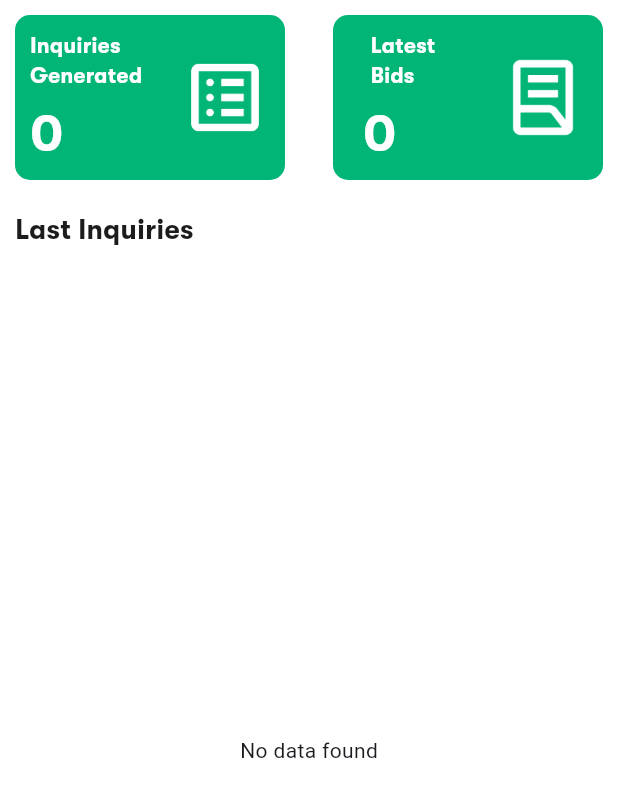
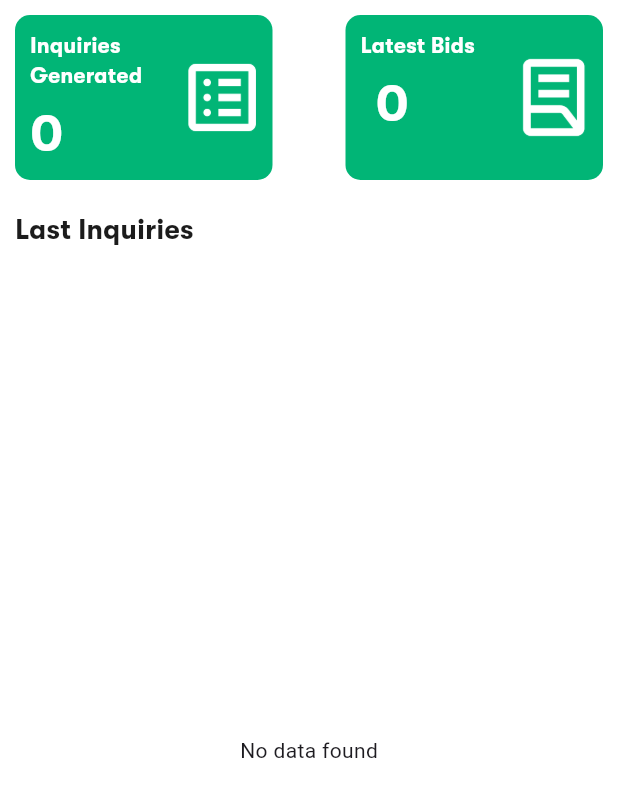
Before and after one commit to bestrate-espl/bestrateapp, a Flutter app: the Home screen opened by its route, on a phone screen of 412 x 824 dp. Shown: the top 797 px of the screen. Run offline on Flutter 3.47's test engine with Material 3 defaults, Android fonts, the light colour scheme and no system bars; our stand-ins replace dio, dropdown_button2, file_picker, fluttertoast, get, go_router and 5 more; missing offline and left inert: dart:ffi, fl_downloader; accounts and stored records are empty.

Commit message:
issues resolved

```diff
--- a/lib/dashboard_screens/dashboard_screen.dart
+++ b/lib/dashboard_screens/dashboard_screen.dart
@@ -184,7 +184,7 @@ class _DashboardScreenState extends State<DashboardScreen> {
                     color: isSelected ? Colors.white : BestRateColorConstant.darkBlack,),
                   SizedBox(height: 6),
                   Text(pagesName[index]['name'] ?? "",style: TextStyle(
-                    fontSize: 13,
+                    fontSize: 12,
                     fontFamily: 'GTWalsheimPro',
                     fontWeight: isSelected ? FontWeight.w500 : FontWeight.w500,color: isSelected ? Colors.white : BestRateColorConstant.darkBlack,))
                 ],
--- a/lib/drawer/screen/home.dart
+++ b/lib/drawer/screen/home.dart
@@ -57,7 +57,7 @@ class _HomeState extends State<Home> {
                                 mainAxisAlignment: MainAxisAlignment.spaceBetween,
                                 children: [
                                   Container(
-                                    width: 180,
+                                    width: MediaQuery.sizeOf(context).width / 2.4,
                                     height: 110,
                                     decoration: BoxDecoration(
                                         color: BestRateColorConstant.green,
@@ -70,7 +70,7 @@ class _HomeState extends State<Home> {
                                           child: Column(
                                             children: [
                                               Container(
-                                                width: 100,
+                                                width: MediaQuery.sizeOf(context).width / 4.2,
                                                   child: const Text("Inquiries Generated", style: TextStyle(
                                                       fontSize: 14,
                                                       fontFamily: 'GTWalsheimPro',
@@ -81,7 +81,7 @@ class _HomeState extends State<Home> {
                                               Padding(
                                                 padding: const EdgeInsets.only(top: 5),
                                                 child: Container(
-                                                    width: 100,
+                                                    width: MediaQuery.sizeOf(context).width / 4.2,
                                                     child:  Text((inquiriesProvider.buyerInquiriesModel?.totalInquiries ?? 0).toString(),
                                                       style: const TextStyle(
                                                         fontSize: 34,
@@ -103,7 +103,7 @@ class _HomeState extends State<Home> {
 
                                   ),
                                   Container(
-                                    width: 180,
+                                    width: MediaQuery.sizeOf(context).width / 2.4,
                                     height: 110,
                                     decoration: BoxDecoration(
                                         color: BestRateColorConstant.green,
@@ -116,7 +116,7 @@ class _HomeState extends State<Home> {
                                           child: Column(
                                             children: [
                                               Container(
-                                                  width: 70,
+                                                  width: MediaQuery.sizeOf(context).width / 4.2,
                                                   child: const Text("Latest Bids", style: TextStyle(
                                                       fontSize: 14,
                                                       fontFamily: 'GTWalsheimPro',
@@ -126,7 +126,7 @@ class _HomeState extends State<Home> {
                                               Padding(
                                                 padding: const EdgeInsets.only(top: 5),
                                                 child: Container(
-                                                    width: 100,
+                                                    width: MediaQuery.sizeOf(context).width / 4.2,
                                                     child: Padding(
                                                       padding: const EdgeInsets.only(left: 10),
                                                       child: Text((inquiriesProvider.buyerInquiriesModel?.latestBids ?? 0).toString(),
@@ -141,9 +141,9 @@ class _HomeState extends State<Home> {
                                             ],
                                           ),
                                         ),
-                                        Padding(padding: EdgeInsets.all(0),
+                                        Padding(padding: const EdgeInsets.all(0),
                                           child: Container(
-                                            width: 60,
+                                            width: MediaQuery.sizeOf(context).width / 6.7,
                                             child: Image.asset('assets/images/lab_profile.png'),
                                           ),)
                                       ],
--- a/lib/models/buyer_inquiries_details_model.dart
+++ b/lib/models/buyer_inquiries_details_model.dart
@@ -53,7 +53,7 @@ class Inquiry {
   final String? inquiryStatus;
   final String? inquiryDate;
   final dynamic inquiryTime;
-  final List<dynamic>? inquiryFile;
+  final List<InquiryFile>? inquiryFile;
 
   Inquiry({
     this.keyword,
@@ -80,7 +80,7 @@ class Inquiry {
     inquiryStatus: json["inquiry_status"],
     inquiryDate: json["inquiry_date"],
     inquiryTime: json["inquiry_time"],
-    inquiryFile: json["inquiry_file"] == null ? [] : List<dynamic>.from(json["inquiry_file"]!.map((x) => x)),
+    inquiryFile: json["inquiry_file"] == null ? [] : List<InquiryFile>.from(json["inquiry_file"]!.map((x) => InquiryFile.fromJson(x))),
   );
 
   Map<String, dynamic> toJson() => {
@@ -139,3 +139,27 @@ class Pending {
     "quoted_price": quotedPrice,
   };
 }
+
+class InquiryFile {
+  final int? id;
+  final String? file;
+
+  InquiryFile({
+    this.id,
+    this.file,
+  });
+
+  factory InquiryFile.fromRawJson(String str) => InquiryFile.fromJson(json.decode(str));
+
+  String toRawJson() => json.encode(toJson());
+
+  factory InquiryFile.fromJson(Map<String, dynamic> json) => InquiryFile(
+    id: json["id"],
+    file: json["file"],
+  );
+
+  Map<String, dynamic> toJson() => {
+    "id": id,
+    "file": file,
+  };
+}
```
Also changed, not shown: lib/drawer/screen/create_inquiry.dart (+8 -5 lines), lib/drawer/screen/view_inquiry_details.dart (+5 -3 lines).
